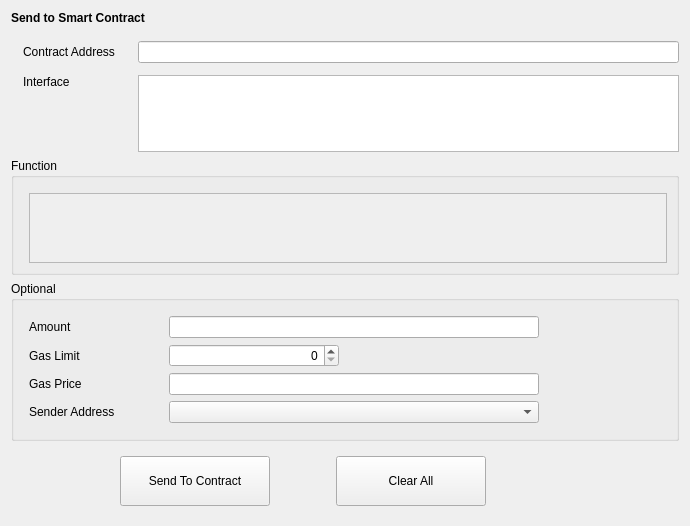
Above: src/qt/forms/sendtocontract.ui from qtumproject/qtum before the change. Below: the same form after it.
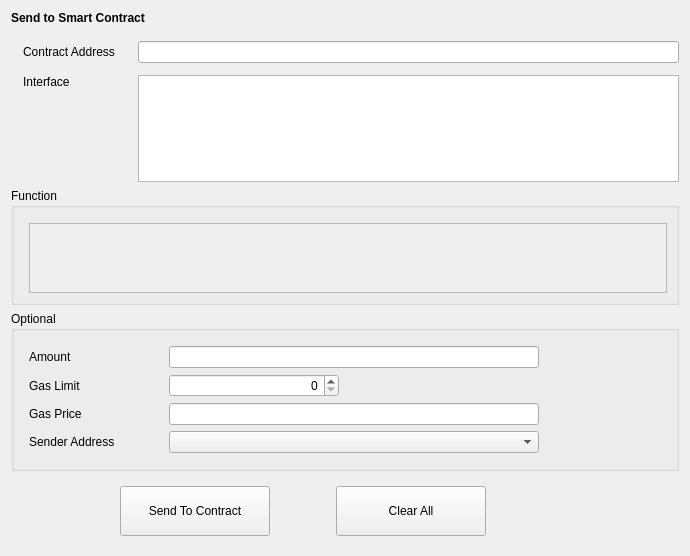
That is the form after the change. Custom widgets are drawn as their Qt base class.

Commit message: Add stack widget for result

Patch:
```diff
--- a/src/qt/forms/sendtocontract.ui
+++ b/src/qt/forms/sendtocontract.ui
@@ -7,7 +7,7 @@
     <x>0</x>
     <y>0</y>
     <width>690</width>
-    <height>526</height>
+    <height>556</height>
    </rect>
   </property>
   <property name="windowTitle">
@@ -15,6 +15,25 @@
   </property>
   <layout class="QVBoxLayout" name="verticalLayout">
    <item>
+    <widget class="QStackedWidget" name="stackedWidget">
+     <property name="currentIndex">
+      <number>0</number>
+     </property>
+     <widget class="QWidget" name="sendContractPage">
+      <layout class="QVBoxLayout" name="verticalLayout_4">
+       <property name="leftMargin">
+        <number>0</number>
+       </property>
+       <property name="topMargin">
+        <number>0</number>
+       </property>
+       <property name="rightMargin">
+        <number>0</number>
+       </property>
+       <property name="bottomMargin">
+        <number>0</number>
+       </property>
+       <item>
     <widget class="QLabel" name="labelTitle">
      <property name="font">
       <font>
@@ -118,8 +137,8 @@
           <rect>
            <x>0</x>
            <y>0</y>
-           <width>640</width>
-           <height>68</height>
+               <width>638</width>
+               <height>73</height>
           </rect>
          </property>
         </widget>
@@ -249,21 +268,28 @@
      </layout>
     </widget>
    </item>
+      </layout>
+     </widget>
+     <widget class="QWidget" name="resultPage">
+      <layout class="QVBoxLayout" name="verticalLayout_5">
+       <property name="leftMargin">
+        <number>0</number>
+       </property>
+       <property name="topMargin">
+        <number>0</number>
+       </property>
+       <property name="rightMargin">
+        <number>0</number>
+       </property>
+       <property name="bottomMargin">
+        <number>0</number>
+       </property>
    <item>
-    <spacer name="verticalSpacer">
-     <property name="orientation">
-      <enum>Qt::Vertical</enum>
-     </property>
-     <property name="sizeType">
-      <enum>QSizePolicy::Expanding</enum>
-     </property>
-     <property name="sizeHint" stdset="0">
-      <size>
-       <width>20</width>
-       <height>20</height>
-      </size>
-     </property>
-    </spacer>
+        <widget class="QWidget" name="widgetResult" native="true"/>
+       </item>
+      </layout>
+     </widget>
+    </widget>
    </item>
    <item>
     <layout class="QHBoxLayout" name="horizontalLayout">
```
Lines whose indentation alone changed are shown as unchanged. The commit also changes 3 other files.
